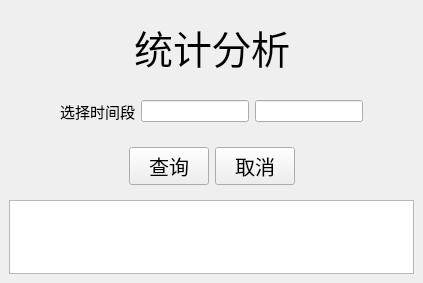
Old version of the form src/view/A2.ui in the repository funnyjacy/cybercafe.
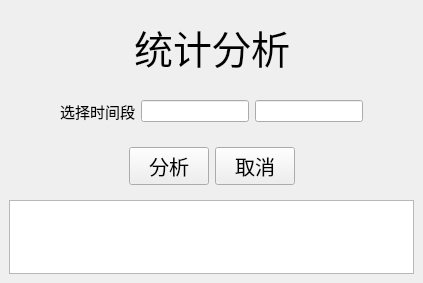
New version of the form.

Diff of the .ui file:
```diff
--- a/src/view/A2.ui
+++ b/src/view/A2.ui
@@ -138,7 +138,7 @@
           </font>
          </property>
          <property name="text">
-          <string>查询</string>
+          <string>分析</string>
          </property>
         </widget>
        </item>
```
